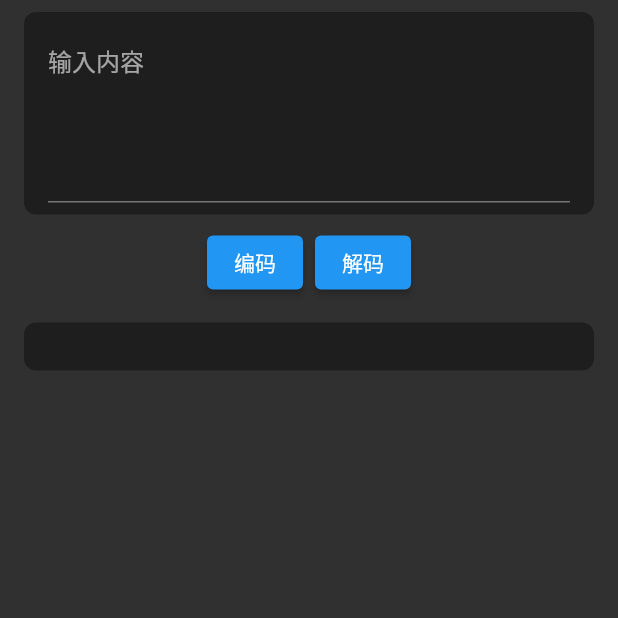
After one commit to Potato-DiGua/FlutterDevToys, a Flutter app: the Base64EncodePage screen opened by its route, on a phone screen of 412 x 824 dp, the top half of it. The commit adds this screen. Run offline on Flutter 3.47's test engine with Material 2 defaults, Android fonts, the phone set to English and light mode, and no system bars; our stand-ins replace flutter_highlight, qr_flutter; missing offline and left inert: breakpoint.

Commit message:
feat: base64转换&json格式化

```diff
--- a/lib/main.dart
+++ b/lib/main.dart
@@ -1,8 +1,10 @@
 import 'package:flutter/material.dart';
-import 'package:flutter_dev_toys/ui/url_encode.dart';
+import 'package:flutter_dev_toys/ui/format/json_format.dart';
 
+import 'ui/encode/base64_encode.dart';
+import 'ui/encode/qrcode.dart';
+import 'ui/encode/url_encode.dart';
 import 'ui/homepage/home_page.dart';
-import 'ui/qrcode.dart';
 
 void main() {
   runApp(const MyApp());
@@ -11,8 +13,10 @@ void main() {
 class MyApp extends StatelessWidget {
   const MyApp({Key? key}) : super(key: key);
   static final Map<String, Widget Function(BuildContext)> routes = {
-    "/qrcode": (context) => QRCodePage(),
-    "/url_encode": (context) => const URLEncodePage()
+    "/qrcode": (context) => const QRCodePage(),
+    "/url_encode": (context) => const URLEncodePage(),
+    "/base64_encode": (context) => const Base64EncodePage(),
+    '/json_format': (context) => const JsonFormatPage()
   };
 
   // This widget is the root of your application.
--- /dev/null
+++ b/lib/ui/encode/base64_encode.dart
@@ -0,0 +1,150 @@
+import 'dart:convert';
+
+import 'package:flutter/material.dart';
+
+import '../../utils/device_type.dart';
+
+class Base64EncodePage extends StatefulWidget {
+  static const title = 'Base64编/解码';
+
+  const Base64EncodePage({Key? key}) : super(key: key);
+
+  @override
+  _Base64EncodePageState createState() => _Base64EncodePageState();
+}
+
+class _Base64EncodePageState extends State<Base64EncodePage> {
+  String _content = '';
+
+  final _controller = TextEditingController();
+  late ScrollController _pageScrollerController;
+
+  @override
+  void initState() {
+    super.initState();
+    _pageScrollerController = ScrollController();
+  }
+
+  @override
+  void dispose() {
+    super.dispose();
+    _pageScrollerController.dispose();
+  }
+
+  @override
+  Widget build(BuildContext context) {
+    // This method is rerun every time setState is called, for instance as done
+    // by the _incrementCounter method above.
+    //
+    // The Flutter framework has been optimized to make rerunning build methods
+    // fast, so that you can just rebuild anything that needs updating rather
+    // than having to individually change instances of widgets.
+    return Scaffold(
+      appBar: _buildAppBar(),
+      body: SingleChildScrollView(
+        controller: _pageScrollerController,
+        child: Center(
+          // Center is a layout widget. It takes a single child and positions it
+          // in the middle of the parent.
+          child: Column(
+            mainAxisAlignment: MainAxisAlignment.center,
+            children: <Widget>[
+              Padding(
+                padding:
+                    const EdgeInsets.symmetric(horizontal: 16, vertical: 8),
+                child: Container(
+                  padding:
+                      const EdgeInsets.symmetric(horizontal: 16, vertical: 8),
+                  decoration: const BoxDecoration(
+                      color: Colors.black38,
+                      borderRadius: BorderRadius.all(Radius.circular(8))),
+                  child: TextFormField(
+                    controller: _controller,
+                    decoration: const InputDecoration(
+                      hintText: '输入内容',
+                    ),
+                    onSaved: (String? content) {},
+                    keyboardType: TextInputType.multiline,
+                    maxLines: 5,
+                  ),
+                ),
+              ),
+              Row(
+                mainAxisAlignment: MainAxisAlignment.center,
+                children: [
+                  ElevatedButton(
+                    onPressed: onEncodeClick,
+                    child: const Text('编码'),
+                  ),
+                  Padding(
+                    padding: const EdgeInsets.only(left: 8),
+                    child: ElevatedButton(
+                      onPressed: onDecodeClick,
+                      child: const Text('解码'),
+                    ),
+                  ),
+                ],
+              ),
+              Padding(
+                padding: const EdgeInsets.all(16),
+                child: Container(
+                  padding:
+                      const EdgeInsets.symmetric(horizontal: 16, vertical: 8),
+                  decoration: const BoxDecoration(
+                      color: Colors.black38,
+                      borderRadius: BorderRadius.all(Radius.circular(8))),
+                  width: double.infinity,
+                  child: SelectableText(_content),
+                ),
+              )
+            ],
+          ),
+        ),
+      ),
+    );
+  }
+
+  void onEncodeClick() {
+    if (_controller.text.isEmpty) {
+      ScaffoldMessenger.of(context)
+          .showSnackBar(const SnackBar(content: Text('请先填写内容')));
+    }
+
+    setState(() {
+      try {
+        _content = base64Encode(utf8.encode(_controller.text));
+      } catch (e) {
+        _content = "";
+        ScaffoldMessenger.of(context)
+            .showSnackBar(SnackBar(content: Text(e.toString())));
+      }
+    });
+  }
+
+  void onDecodeClick() {
+    if (_controller.text.isEmpty) {
+      ScaffoldMessenger.of(context)
+          .showSnackBar(const SnackBar(content: Text('请先填写内容')));
+    }
+    setState(() {
+      try {
+        _content = utf8.decode(base64Decode(_controller.text));
+      } catch (e) {
+        _content = "";
+        ScaffoldMessenger.of(context)
+            .showSnackBar(SnackBar(content: Text(e.toString())));
+      }
+    });
+  }
+
+  AppBar? _buildAppBar() {
+    if (DeviceType.isMobile) {
+      return null;
+    }
+    return AppBar(
+      // Here we take the value from the MyHomePage object that was created by
+      // the App.build method, and use it to set our appbar title.
+      title: const Text(Base64EncodePage.title),
+    );
+  }
+}
--- a/pubspec.yaml
+++ b/pubspec.yaml
@@ -36,6 +36,8 @@ dependencies:
   # Use with the CupertinoIcons class for iOS style icons.
 #  cupertino_icons: ^1.0.2
   breakpoint: ^1.2.0
+  flutter_highlight: ^0.7.0
+  path_provider: ^2.0.9
 
 dev_dependencies:
   flutter_test:
```
Also changed, not shown: lib/ui/encode/qrcode.dart (renamed from lib/ui/qrcode.dart, +62 -5 lines), lib/ui/encode/url_encode.dart (renamed from lib/ui/url_encode.dart, +9 -20 lines), lib/ui/format/json_format.dart (added, +170 -0 lines), lib/ui/homepage/home_page.dart (+17 -6 lines), pubspec.lock.
